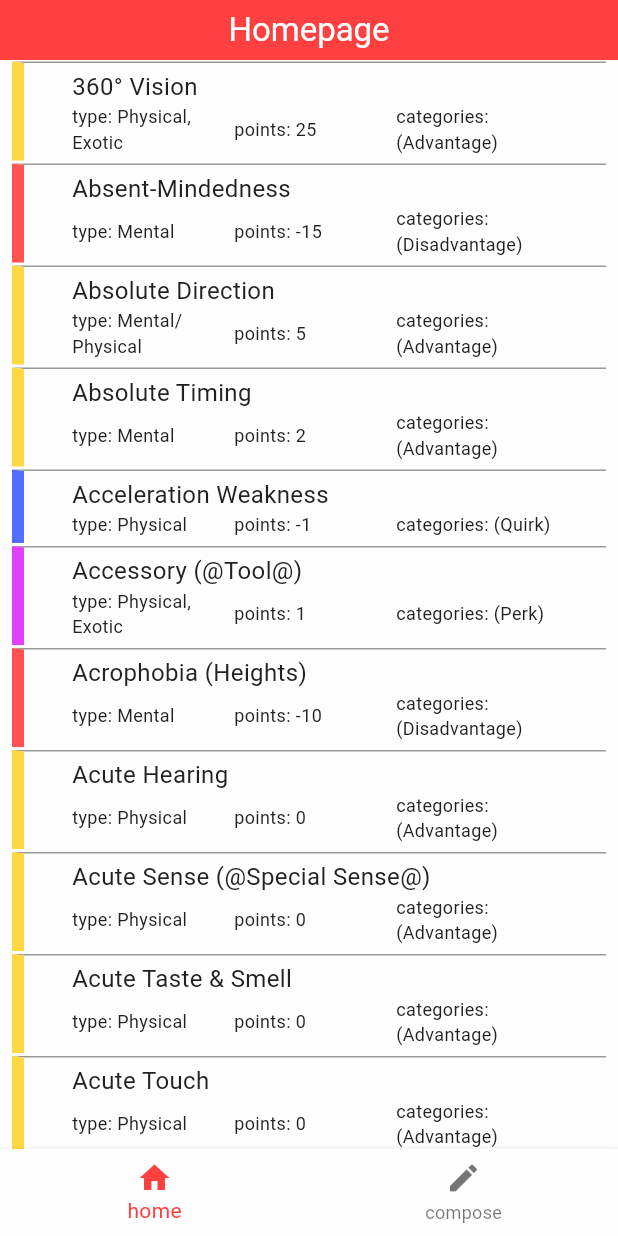
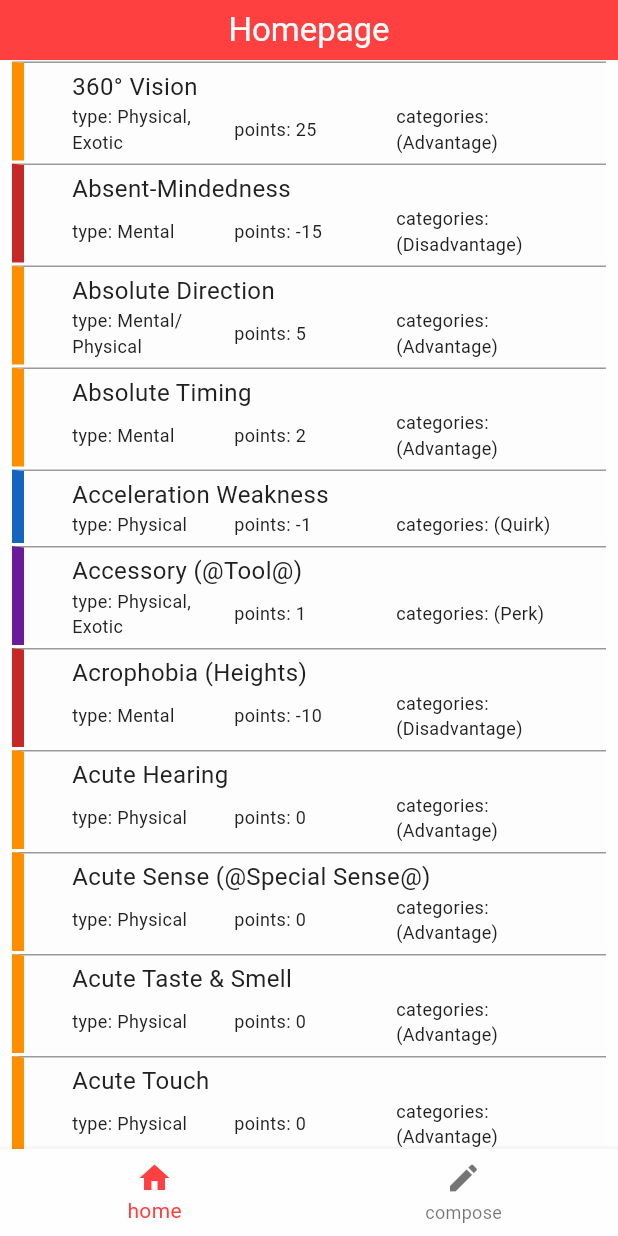
Before and after one commit to Aidaman/gurps_character_creation, a Flutter app: the screen it shows after launch, on a phone screen of 412 x 824 dp. Run offline on Flutter 3.47's test engine with Material 3 defaults, Android fonts, the phone set to English and light mode, and no system bars; missing offline and left inert: dart:ffi.

Commit message:
refactor: minor refactorings

```diff
--- a/lib/models/traits/trait_categories.dart
+++ b/lib/models/traits/trait_categories.dart
@@ -19,10 +19,10 @@ extension TraitCategoriesExtension on TraitCategories {
 
   Color get colorValue => switch (this) {
         TraitCategories.NONE => Colors.white,
-        TraitCategories.ADVANTAGE => Colors.amberAccent,
-        TraitCategories.DISADVANTAGE => Colors.redAccent,
-        TraitCategories.QUIRK => Colors.indigoAccent,
-        TraitCategories.PERK => Colors.purpleAccent,
+        TraitCategories.ADVANTAGE => Colors.amber[800]!,
+        TraitCategories.DISADVANTAGE => Colors.red[800]!,
+        TraitCategories.QUIRK => Colors.blue[800]!,
+        TraitCategories.PERK => Colors.purple[800]!,
       };
 
   static TraitCategories? fromString(String category) {
--- a/lib/pages/homepage.dart
+++ b/lib/pages/homepage.dart
@@ -35,15 +35,14 @@ class Homepage extends StatelessWidget {
             return Center(child: Text('Error: ${snapshot.error}'));
           } else if (!snapshot.hasData || snapshot.data!.isEmpty) {
             return const Center(child: Text('No data found.'));
-          } else {
-            final List<Trait> traits = snapshot.data!;
-            return ListView.builder(
-              itemBuilder: (context, index) {
-                final trait = traits[index];
-                return TraitView(trait: trait);
-              },
-            );
+          } else if (snapshot.connectionState == ConnectionState.waiting) {
+            return const CircularProgressIndicator();
           }
+
+          final List<Trait> traits = snapshot.data!;
+          return ListView.builder(
+            itemBuilder: (context, index) => TraitView(trait: traits[index]),
+          );
         },
       ),
     );
```
